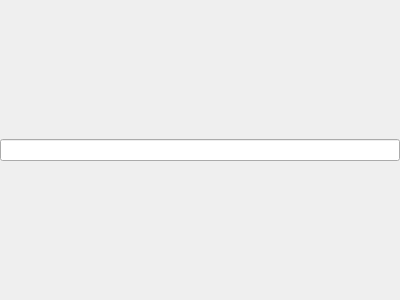
This is src/interface/widgets/commandline/commandline.ui in StephaneBranly/LO21-RPN-Calculator as Qt 5 draws it before an edit. The edited form follows.
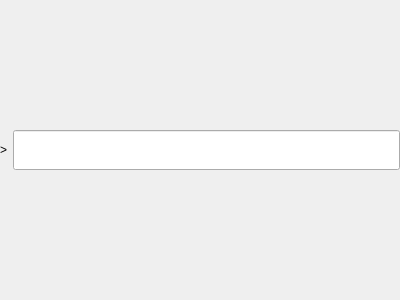
This is the edited form.

Diff of the .ui file:
```diff
--- a/src/interface/widgets/commandline/commandline.ui
+++ b/src/interface/widgets/commandline/commandline.ui
@@ -27,9 +27,22 @@
     <number>0</number>
    </property>
    <item row="0" column="0">
-    <layout class="QGridLayout" name="gridLayout">
-     <item row="0" column="0">
+    <layout class="QHBoxLayout" name="horizontalLayout">
+     <item>
+      <widget class="QLabel" name="label">
+       <property name="text">
+        <string>&gt;</string>
+       </property>
+      </widget>
+     </item>
+     <item>
       <widget class="QLineEdit" name="TextEdit">
+       <property name="minimumSize">
+        <size>
+         <width>0</width>
+         <height>40</height>
+        </size>
+       </property>
        <property name="clearButtonEnabled">
         <bool>true</bool>
        </property>
```
